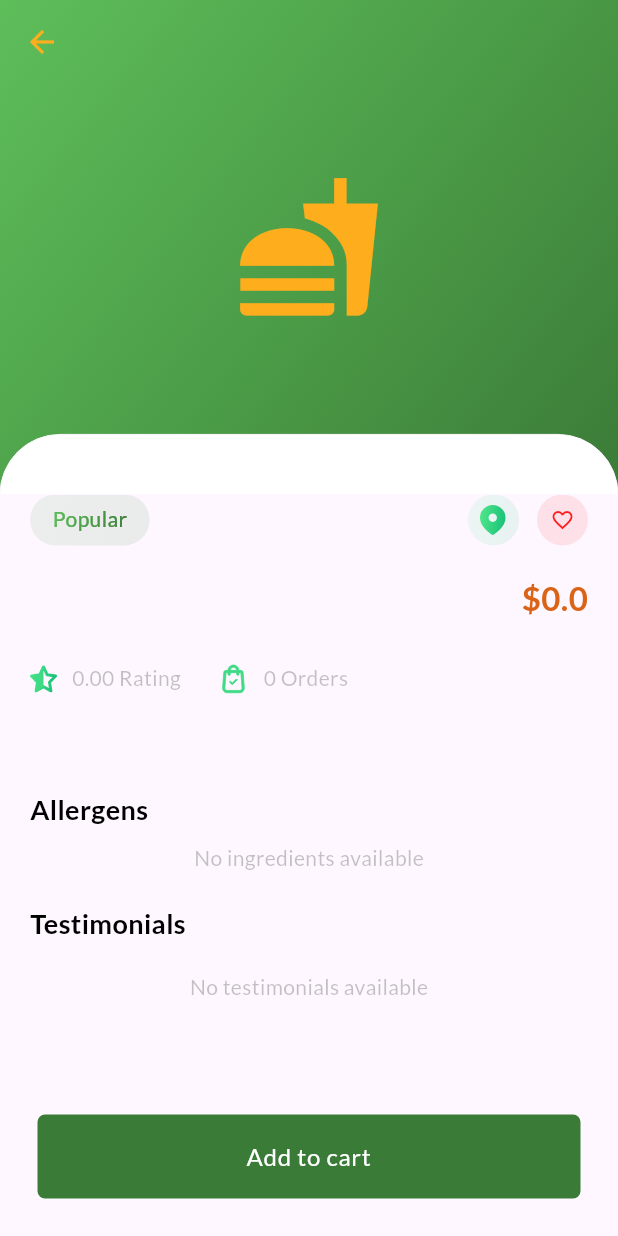
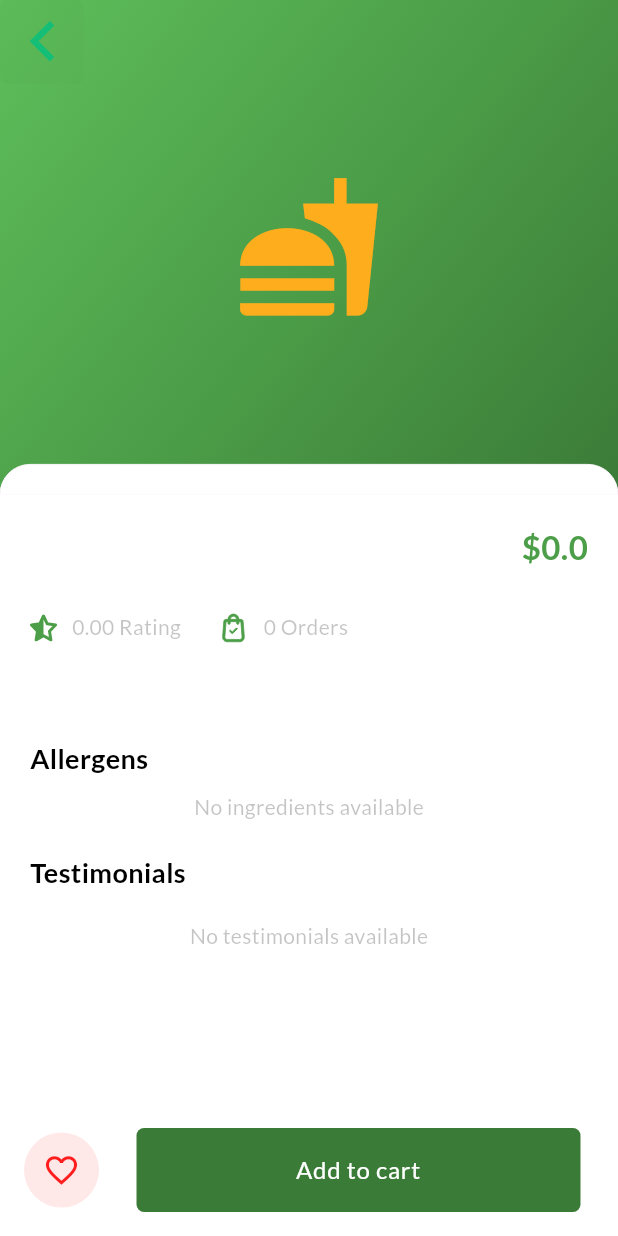
Before and after one commit to farhanyousaf786/stadium_food, a Flutter app: the FoodDetailsScreen screen opened directly with empty values, on a phone screen of 412 x 824 dp. Run offline on Flutter 3.47's test engine with Material 3 defaults, Android fonts, the phone set to English and light mode, and no system bars; our stand-ins replace bloc, cloud_firestore, dio, equatable, firebase_auth, firebase_core and 9 more; missing offline and left inert: flutter_stripe; accounts and stored records are empty.

Commit message:
fixed order

```diff
--- a/lib/src/presentation/screens/explore/food_details_screen.dart
+++ b/lib/src/presentation/screens/explore/food_details_screen.dart
@@ -16,6 +16,8 @@ import 'package:stadium_food/src/presentation/widgets/items/testimonial_item.dar
 import 'package:stadium_food/src/presentation/utils/app_colors.dart';
 import 'package:stadium_food/src/presentation/utils/app_styles.dart';
 import 'package:stadium_food/src/presentation/utils/custom_text_style.dart';
+
+import '../../widgets/buttons/back_button.dart';
 
 class FoodDetailsScreen extends StatefulWidget {
   final Food food;
@@ -66,8 +68,28 @@ class _FoodDetailsScreenState extends State<FoodDetailsScreen> {
         }
       },
       child: Scaffold(
-        bottomNavigationBar: Container(
-          margin: const EdgeInsets.fromLTRB(25, 0, 25, 25),
+        backgroundColor:   AppColors().backgroundColor,
+        bottomNavigationBar: Padding(
+          padding: const EdgeInsets.fromLTRB(16,10,0,16),
+          child: Row(
+            crossAxisAlignment: CrossAxisAlignment.center,
+            children: [
+              BlocBuilder<ProfileBloc, ProfileState>(
+                builder: (context, state) {
+                  return LikeButton(
+                    isLiked: widget.food.isFavorite,
+                    onTap: () {
+                      BlocProvider.of<ProfileBloc>(context).add(
+                        ToggleFavoriteFood(foodId: widget.food.id, shopId: widget.food.shopId, stadiumId: widget.food.stadiumId,),
+                      );
+                    },
+                  );
+                },
+              ),
+
+              Expanded(
+                child: Padding(
+                  padding: const EdgeInsets.fromLTRB(25, 0, 25, 0),
                   child: PrimaryButton(
                     text: "Add to cart",
                     onTap: () {
@@ -78,16 +100,15 @@ class _FoodDetailsScreenState extends State<FoodDetailsScreen> {
                     },
                   ),
                 ),
+              ),
+            ],
+          ),
+        ),
         body: CustomScrollView(
           slivers: [
             SliverAppBar(
-              leading: IconButton(
-                onPressed: () => Navigator.pop(context),
-                icon: const Icon(
-                  Icons.arrow_back,
-                  color: AppColors.secondaryColor,
-                ),
-              ),
+              leading:     const CustomBackButton(),
+
               expandedHeight: MediaQuery.of(context).size.height * 0.4,
               flexibleSpace: Stack(
                 children: [
@@ -111,7 +132,7 @@ class _FoodDetailsScreenState extends State<FoodDetailsScreen> {
                   Align(
                     alignment: Alignment.bottomCenter,
                     child: Container(
-                      height: 40,
+                      height: 20,
                       decoration: BoxDecoration(
                         color: AppColors().backgroundColor,
                         borderRadius: const BorderRadius.only(
@@ -130,6 +151,8 @@ class _FoodDetailsScreenState extends State<FoodDetailsScreen> {
             ),
             SliverToBoxAdapter(
               child: Container(
+                color: AppColors().backgroundColor,
+
                 padding: const EdgeInsets.fromLTRB(
                   20,
                   0,
@@ -139,63 +162,6 @@ class _FoodDetailsScreenState extends State<FoodDetailsScreen> {
                 child: Column(
                   crossAxisAlignment: CrossAxisAlignment.start,
                   children: [
-                    SizedBox(
-                      height: 34,
-                      child: Row(
-                        children: [
-                          Container(
-                            alignment: Alignment.center,
-                            height: 34,
-                            padding: const EdgeInsets.symmetric(
-                              horizontal: 15,
-                            ),
-                            decoration: BoxDecoration(
-                              borderRadius: AppStyles.largeBorderRadius,
-                              gradient: LinearGradient(
-                                colors: [
-                                  AppColors.primaryColor.withOpacity(0.1),
-                                  AppColors.primaryDarkColor.withOpacity(0.1),
-                                ],
-                                begin: Alignment.topLeft,
-                                end: Alignment.bottomRight,
-                              ),
-                            ),
-                            child: ShaderMask(
-                              shaderCallback: (rect) {
-                                return LinearGradient(
-                                  colors: AppColors.primaryGradient,
-                                  begin: Alignment.topLeft,
-                                  end: Alignment.bottomRight,
-                                ).createShader(rect);
-                              },
-                              child: Text(
-                                'Popular',
-                                style: CustomTextStyle.size14Weight400Text(
-                                  Colors.white,
-                                ),
-                              ),
-                            ),
-                          ),
-                          const Spacer(),
-                          SvgPicture.asset(
-                            "assets/svg/location.svg",
-                          ),
-                          const SizedBox(width: 12),
-                          BlocBuilder<ProfileBloc, ProfileState>(
-                            builder: (context, state) {
-                              return LikeButton(
-                                isLiked: widget.food.isFavorite,
-                                onTap: () {
-                                  BlocProvider.of<ProfileBloc>(context).add(
-                                    ToggleFavoriteFood(foodId: widget.food.id, shopId: widget.food.shopId, stadiumId: widget.food.stadiumId,),
-                                  );
-                                },
-                              );
-                            },
-                          ),
-                        ],
-                      ),
-                    ),
 
                     const SizedBox(height: 20),
                     Row(
@@ -211,7 +177,7 @@ class _FoodDetailsScreenState extends State<FoodDetailsScreen> {
                         Text(
                           "\$${widget.food.price}",
                           style: CustomTextStyle.size22Weight600Text(
-                            AppColors.secondaryDarkColor,
+                            AppColors.primaryColor,
                           ),
                         ),
                       ],
--- a/lib/src/presentation/widgets/buttons/like_button.dart
+++ b/lib/src/presentation/widgets/buttons/like_button.dart
@@ -12,8 +12,8 @@ class LikeButton extends StatelessWidget {
       borderRadius: BorderRadius.circular(50),
       onTap: onTap,
       child: Container(
-        height: 34,
-        width: 34,
+        height: 50,
+        width: 50,
         decoration: BoxDecoration(
           color: AppColors.likeColor.withOpacity(0.1),
           borderRadius: BorderRadius.circular(50),
@@ -21,7 +21,7 @@ class LikeButton extends StatelessWidget {
         child: Icon(
           isLiked ? Icons.favorite : Icons.favorite_border,
           color: AppColors.likeColor,
-          size: 16,
+          size: 25,
         ),
       ),
     );
```
Also changed, not shown: lib/src/presentation/screens/explore/food_list_screen.dart (+3 -13 lines), lib/src/presentation/widgets/items/food_item.dart (+9 -7 lines), assets/svg/shopping-bag.svg, assets/svg/star-gold.svg, assets/svg/star.svg. Lines whose indentation alone changed are shown as unchanged.
